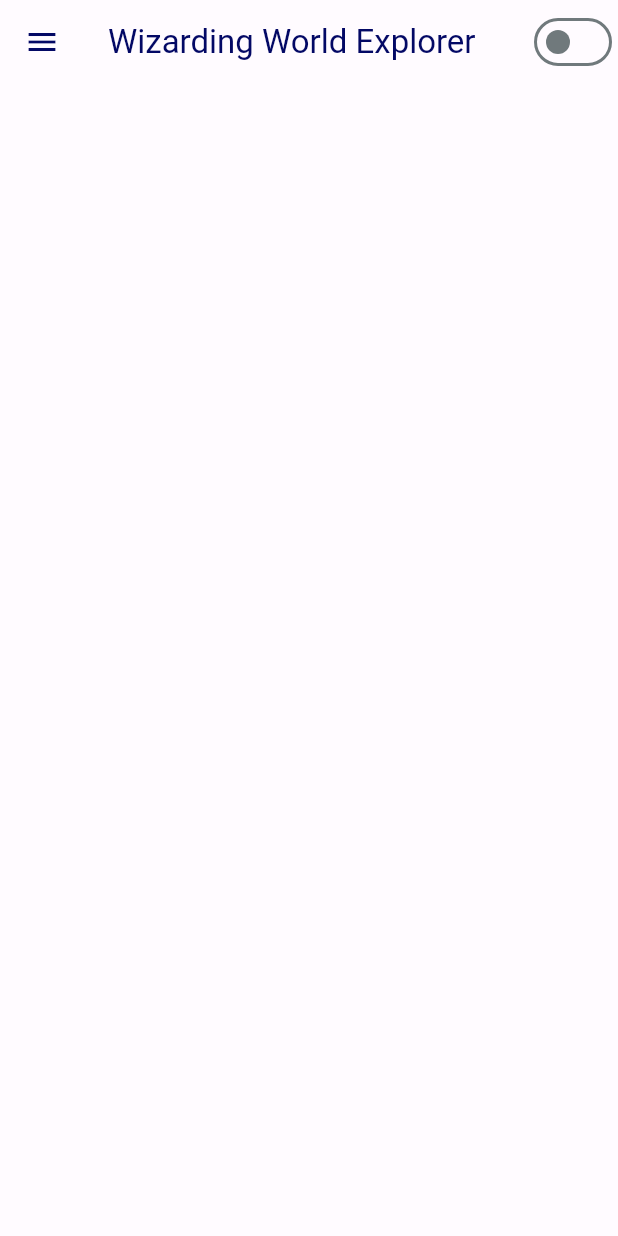
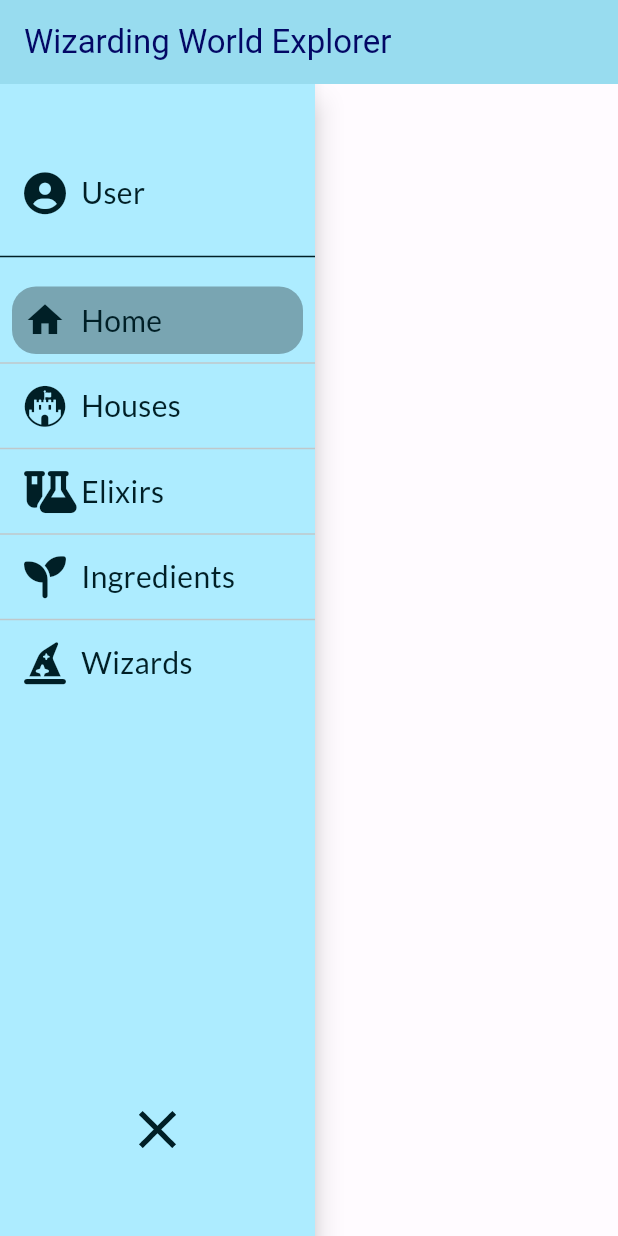
Before and after one commit to c-vlietstra/wizarding_world_explorer, a Flutter app: the screen it shows after launch, on a phone screen of 412 x 824 dp. Run offline on Flutter 3.47's test engine with Material 3 defaults, Android fonts, the phone set to English and light mode, and no system bars; our stand-ins replace easy_splash_screen, flutter_riverpod, font_awesome_flutter.

Commit message:
Side menu converted to use riverpod for state management.

```diff
--- /dev/null
+++ b/lib/models/navigation.dart
@@ -0,0 +1,20 @@
+import 'package:flutter/material.dart';
+import 'package:font_awesome_flutter/font_awesome_flutter.dart';
+
+class NavigationModel {
+  late String title;
+  late IconData icon;
+
+  NavigationModel({
+    required this.title,
+    required this.icon
+  });
+}
+
+List<NavigationModel> navigationItems = [
+  NavigationModel(title: 'Home', icon: Icons.home),
+  NavigationModel(title: 'Houses', icon: FontAwesomeIcons.fortAwesomeAlt),
+  NavigationModel(title: 'Elixirs', icon: FontAwesomeIcons.flaskVial),
+  NavigationModel(title: 'Ingredients', icon: FontAwesomeIcons.seedling),
+  NavigationModel(title: 'Wizards', icon: FontAwesomeIcons.hatWizard),
+];
--- a/lib/screens/home_screen.dart
+++ b/lib/screens/home_screen.dart
@@ -1,6 +1,5 @@
 import 'package:flutter/material.dart';
 import 'package:flutter_riverpod/flutter_riverpod.dart';
-import 'package:wizarding_world_explorer/services/theme_service.dart';
 import 'package:wizarding_world_explorer/widgets/collapsing_side_drawer.dart';
 
 class HomePage extends ConsumerWidget {
@@ -8,22 +7,18 @@ class HomePage extends ConsumerWidget {
 
   @override
   Widget build(BuildContext context, WidgetRef ref) {
-    final themeMode = ref.watch(themeModeProvider);
-
     return Scaffold(
       appBar: AppBar(
         title: const Text('Wizarding World Explorer'),
-        actions: [
-          Switch(
-            value: themeMode == ThemeMode.dark,
-            onChanged: (value) {
-              ref.read(themeModeProvider.notifier).state = value ? ThemeMode.dark : ThemeMode.light;
-            },
-          ),
+        backgroundColor: Theme.of(context).colorScheme.primaryContainer,
+        elevation: 8.0,
+      ),
+      body: Stack(
+        children: <Widget>[
+          Container(),
+          const CollapsingNavigationDrawer()
         ],
-      ),
-      drawer: CollapsingNavigationDrawer(),
-      body: Column()
+      )
     );
   }
 }
--- /dev/null
+++ b/lib/services/navigator_services.dart
@@ -0,0 +1,4 @@
+import 'package:flutter_riverpod/flutter_riverpod.dart';
+
+final selectedIndexProvider = StateProvider<int>((ref) => 0);
+final isCollapsedProvider = StateProvider<bool>((ref) => false);
--- /dev/null
+++ b/lib/widgets/collapsing_list_tile.dart
@@ -0,0 +1,74 @@
+import 'package:flutter/material.dart';
+
+class CollapsingListTile extends StatefulWidget {
+  final String title;
+  final IconData icon;
+  final AnimationController animationController;
+  final Function()? onTap;
+  final bool isSelected;
+
+  const CollapsingListTile(
+      {required this.icon,
+      required this.title,
+      required this.animationController,
+      required this.onTap,
+      required this.isSelected,
+      super.key});
+
+  @override
+  State<CollapsingListTile> createState() => _CollapsingListTileState();
+}
+
+class _CollapsingListTileState extends State<CollapsingListTile> {
+  late Animation<double> _widthAnimation, _sizedBoxAnimation;
+
+  @override
+  void initState() {
+    super.initState();
+    _widthAnimation =
+        Tween<double>(begin: 200, end: 60).animate(widget.animationController);
+    _sizedBoxAnimation =
+        Tween<double>(begin: 10, end: 0).animate(widget.animationController);
+  }
+
+  @override
+  Widget build(BuildContext context) {
+    return InkWell(
+      onTap: widget.onTap,
+      child: Container(
+        decoration: BoxDecoration(
+          borderRadius: const BorderRadius.all(Radius.circular(16.0)),
+          color: widget.isSelected
+              ? Colors.transparent.withOpacity(0.3)
+              : Colors.transparent,
+        ),
+        width: _widthAnimation.value,
+        margin: const EdgeInsets.symmetric(horizontal: 8.0),
+        padding: const EdgeInsets.symmetric(horizontal: 8.0, vertical: 8.0),
+        child: Row(
+          children: [
+            Icon(
+              widget.icon,
+              color: Theme.of(context).colorScheme.onPrimaryContainer,
+              size: 28,
+            ),
+            SizedBox(
+              width: _sizedBoxAnimation.value,
+            ),
+            (_widthAnimation.value >= 190)
+                ? Text(
+                    widget.title,
+                    style: TextStyle(
+                      fontFamily: 'Lato',
+                      fontWeight: FontWeight.w400,
+                      color: Theme.of(context).colorScheme.onPrimaryContainer,
+                      fontSize: 20,
+                    ),
+                  )
+                : Container(),
+          ],
+        ),
+      ),
+    );
+  }
+}
--- a/lib/widgets/collapsing_side_drawer.dart
+++ b/lib/widgets/collapsing_side_drawer.dart
@@ -1,21 +1,104 @@
 import 'package:flutter/material.dart';
+import 'package:flutter_riverpod/flutter_riverpod.dart';
+import 'package:font_awesome_flutter/font_awesome_flutter.dart';
+import 'package:wizarding_world_explorer/models/navigation.dart';
+import 'package:wizarding_world_explorer/services/navigator_services.dart';
+import 'package:wizarding_world_explorer/widgets/collapsing_list_tile.dart';
 
-class CollapsingNavigationDrawer extends StatefulWidget {
+class CollapsingNavigationDrawer extends ConsumerStatefulWidget {
   const CollapsingNavigationDrawer({super.key});
 
   @override
-  State<CollapsingNavigationDrawer> createState() => _CollapsingNavigationDrawerState();
+  ConsumerState<CollapsingNavigationDrawer> createState() =>
+      _CollapsingNavigationDrawerState();
 }
 
-class _CollapsingNavigationDrawerState extends State<CollapsingNavigationDrawer> {
+class _CollapsingNavigationDrawerState
+    extends ConsumerState<CollapsingNavigationDrawer>
+    with SingleTickerProviderStateMixin {
+  late AnimationController _animationController;
+  late Animation<double> widthAnimation;
+  final double maxWidth = 210;
+  final double minWidth = 60;
+
+  @override
+  void initState() {
+    super.initState();
+    _animationController = AnimationController(
+      vsync: this,
+      duration: const Duration(milliseconds: 500),
+    );
+    widthAnimation = Tween<double>(begin: maxWidth, end: minWidth)
+        .animate(_animationController);
+  }
+
   @override
   Widget build(BuildContext context) {
-    return Column(
-      children: [
-        ListView.builder(itemBuilder: (context, counter) {
-          return CollapsingListTile()
-        })
-      ],
+    final isCollapsed = ref.watch(isCollapsedProvider);
+
+    return AnimatedBuilder(
+      animation: _animationController,
+      builder: (context, widget) => Material(
+        elevation: 8.0,
+        child: Container(
+          color: Theme.of(context).colorScheme.primaryContainer,
+          width: widthAnimation.value,
+          child: Column(
+            children: [
+              const SizedBox(
+                height: 50,
+              ),
+              CollapsingListTile(
+                onTap: () {},
+                title: 'User',
+                icon: FontAwesomeIcons.solidCircleUser,
+                animationController: _animationController,
+                isSelected: false,
+              ),
+              Divider(
+                color: Theme.of(context).colorScheme.onPrimaryContainer,
+                height: 40.0,
+              ),
+              Expanded(
+                child: ListView.separated(
+                  separatorBuilder: (context, counter) {
+                    return const Divider(height: 12.0);
+                  },
+                  itemBuilder: (context, counter) {
+                    return CollapsingListTile(
+                      onTap: () {
+                        ref.read(selectedIndexProvider.notifier).state = counter;
+                      },
+                      title: navigationItems[counter].title,
+                      icon: navigationItems[counter].icon,
+                      animationController: _animationController,
+                      isSelected: ref.watch(selectedIndexProvider) == counter,
+                    );
+                  },
+                  itemCount: navigationItems.length,
+                ),
+              ),
+              InkWell(
+                onTap: () {
+                  ref.read(isCollapsedProvider.notifier).state = !isCollapsed;
+                  isCollapsed
+                      ? _animationController.reverse()
+                      : _animationController.forward();
+                },
+                child: AnimatedIcon(
+                  progress: _animationController,
+                  icon: AnimatedIcons.close_menu,
+                  size: 42,
+                  color: Theme.of(context).colorScheme.onPrimaryContainer,
+                ),
+              ),
+              const SizedBox(
+                height: 50.0,
+              ),
+            ],
+          ),
+        ),
+      ),
     );
   }
 }
--- a/pubspec.yaml
+++ b/pubspec.yaml
@@ -38,6 +38,7 @@ dependencies:
   riverpod_annotation: ^2.3.4
   http: ^1.2.0
   shared_preferences: ^2.2.2
+  font_awesome_flutter: ^10.7.0
 
 dev_dependencies:
   flutter_test:
```
Also changed, not shown: pubspec.lock.
